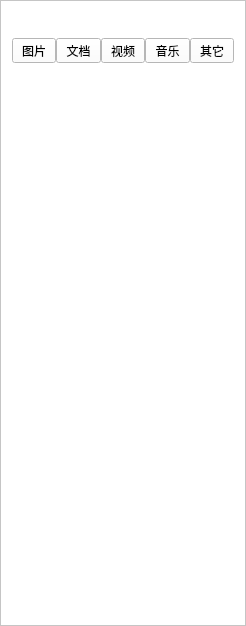
This is JChat/FileManager.ui in jpush/jchat-windows as Qt 5 draws it before an edit. The edited form follows.
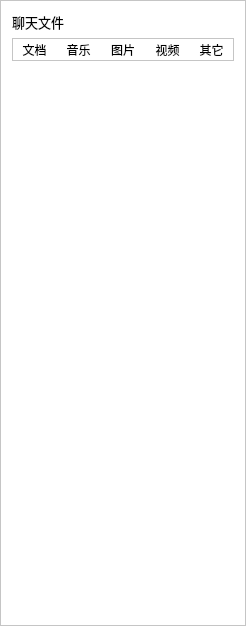
This is the edited form. Icons and pictures are not drawn.

The edit to the form file:
```diff
--- a/JChat/FileManager.ui
+++ b/JChat/FileManager.ui
@@ -65,6 +65,19 @@
      <layout class="QVBoxLayout" name="verticalLayout_2">
       <item>
        <layout class="QHBoxLayout" name="horizontalLayout_4">
+        <item>
+         <widget class="QLabel" name="label_6">
+          <property name="font">
+           <font>
+            <family>微软雅黑</family>
+            <pointsize>10</pointsize>
+           </font>
+          </property>
+          <property name="text">
+           <string>聊天文件</string>
+          </property>
+         </widget>
+        </item>
         <item>
          <spacer name="horizontalSpacer_2">
           <property name="orientation">
@@ -88,26 +101,41 @@
        </layout>
       </item>
       <item>
-       <layout class="QHBoxLayout" name="horizontalLayout">
+       <widget class="QFrame" name="frame_2">
+        <property name="styleSheet">
+         <string notr="true">QToolButton
+{
+	border:none;
+}
+
+QToolButton:checked
+{
+	
+	color: 	rgb(57, 209, 206);
+}</string>
+        </property>
+        <property name="frameShape">
+         <enum>QFrame::StyledPanel</enum>
+        </property>
+        <property name="frameShadow">
+         <enum>QFrame::Raised</enum>
+        </property>
+        <layout class="QHBoxLayout" name="horizontalLayout_2">
         <property name="spacing">
+          <number>1</number>
+         </property>
+         <property name="leftMargin">
          <number>0</number>
         </property>
         <property name="topMargin">
          <number>0</number>
         </property>
-        <item>
-         <widget class="QToolButton" name="btnShowImage">
-          <property name="sizePolicy">
-           <sizepolicy hsizetype="Preferred" vsizetype="Fixed">
-            <horstretch>0</horstretch>
-            <verstretch>0</verstretch>
-           </sizepolicy>
-          </property>
-          <property name="text">
-           <string>图片</string>
-          </property>
-         </widget>
-        </item>
+         <property name="rightMargin">
+          <number>0</number>
+         </property>
+         <property name="bottomMargin">
+          <number>0</number>
+         </property>
         <item>
          <widget class="QToolButton" name="btnShowDoc">
           <property name="sizePolicy">
@@ -119,18 +147,8 @@
           <property name="text">
            <string>文档</string>
           </property>
-         </widget>
-        </item>
-        <item>
-         <widget class="QToolButton" name="btnShowVideo">
-          <property name="sizePolicy">
-           <sizepolicy hsizetype="Preferred" vsizetype="Fixed">
-            <horstretch>0</horstretch>
-            <verstretch>0</verstretch>
-           </sizepolicy>
-          </property>
-          <property name="text">
-           <string>视频</string>
+           <property name="checkable">
+            <bool>true</bool>
           </property>
          </widget>
         </item>
@@ -145,6 +163,41 @@
           <property name="text">
            <string>音乐</string>
           </property>
+           <property name="checkable">
+            <bool>true</bool>
+           </property>
+          </widget>
+         </item>
+         <item>
+          <widget class="QToolButton" name="btnShowImage">
+           <property name="sizePolicy">
+            <sizepolicy hsizetype="Preferred" vsizetype="Fixed">
+             <horstretch>0</horstretch>
+             <verstretch>0</verstretch>
+            </sizepolicy>
+           </property>
+           <property name="text">
+            <string>图片</string>
+           </property>
+           <property name="checkable">
+            <bool>true</bool>
+           </property>
+          </widget>
+         </item>
+         <item>
+          <widget class="QToolButton" name="btnShowVideo">
+           <property name="sizePolicy">
+            <sizepolicy hsizetype="Preferred" vsizetype="Fixed">
+             <horstretch>0</horstretch>
+             <verstretch>0</verstretch>
+            </sizepolicy>
+           </property>
+           <property name="text">
+            <string>视频</string>
+           </property>
+           <property name="checkable">
+            <bool>true</bool>
+           </property>
          </widget>
         </item>
         <item>
@@ -158,9 +211,13 @@
           <property name="text">
            <string>其它</string>
           </property>
+           <property name="checkable">
+            <bool>true</bool>
+           </property>
          </widget>
         </item>
        </layout>
+       </widget>
       </item>
       <item>
        <widget class="QStackedWidget" name="stackedWidget">
```
Left out of the diff: 10 changed lines with no effect on the pictures. Lines whose indentation alone changed are shown as unchanged.
